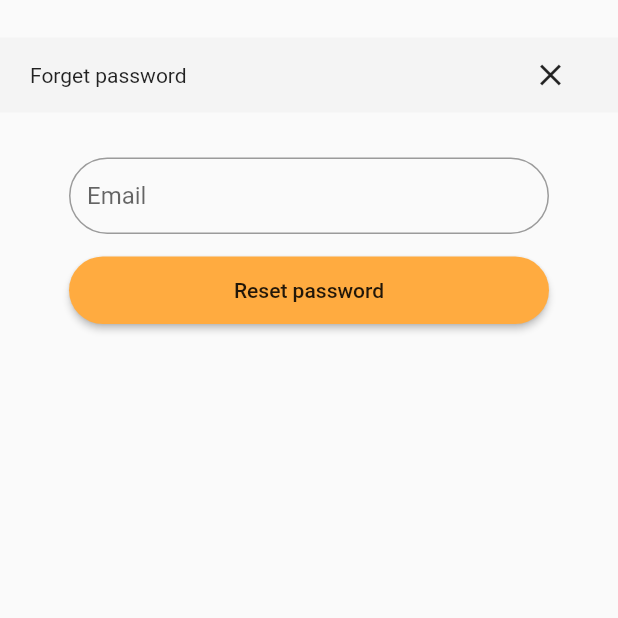
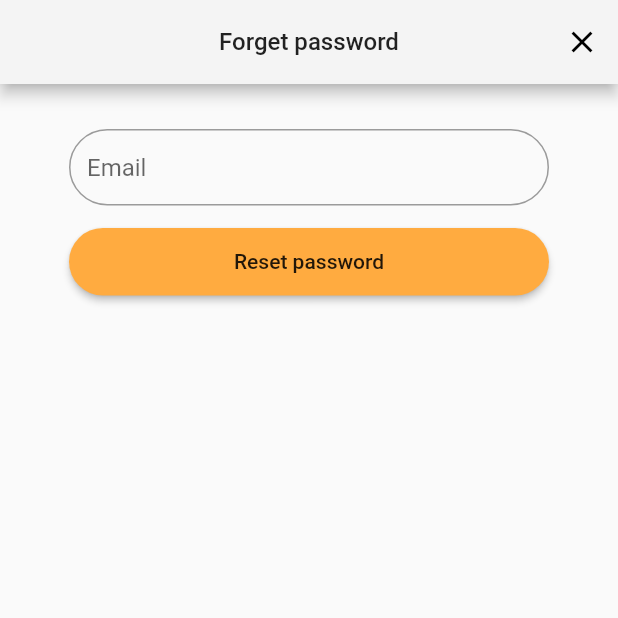
Before and after one commit to tatum40/flutter_winner_Office, a Flutter app: the ForgetPassword screen opened directly, on a phone screen of 412 x 824 dp, the top half of it. Run offline on Flutter 3.47's test engine with Material 2 defaults, Android fonts, the phone set to English and light mode, and no system bars.

Commit message:
updated : appBar

```diff
--- a/lib/forgetPssword.dart
+++ b/lib/forgetPssword.dart
@@ -7,40 +7,30 @@ class ForgetPassword extends StatelessWidget {
   @override
   Widget build(BuildContext context) {
     return Scaffold(
+      appBar: AppBar(
+          backgroundColor: Color(0xfff4f4f4),
+          iconTheme: IconThemeData(
+            color: Colors.black, //change your color here
+          ),
+          title: Text("Forget password",style: TextStyle(fontSize: 16)),
+          centerTitle: true,
+          actions: [
+            // action button
+            IconButton(
+              icon: Icon(Icons.close),
+              onPressed: () => Navigator.pop(context),
+            ),
+          ],
+          leading: Container()
+          // IconButton(
+          //   icon: Image.asset('assets/images/google.png'),
+          //   onPressed: () {},
+          // ),
+          ),
       body: Center(
         child: Column(
           children: <Widget>[
-            Container(
-              margin: EdgeInsets.only(top: 25.0),
-              padding: EdgeInsets.only(left: 20.0, right: 20.0),
-              height: 50,
-              color: Color(0xfff4f4f4),
-              child: Row(
-                mainAxisAlignment: MainAxisAlignment.spaceBetween,
-                children: <Widget>[
-                  Text(
-                    'Forget password',
-                    textAlign: TextAlign.center,
-                  ),
-                  Container(
-                    width: 50,
-                    child: FlatButton(
-                      padding: EdgeInsets.all(0.0),
-                      onPressed: () =>
-                      Navigator.push(
-                          context,
-                          MaterialPageRoute(
-                              builder: (context) =>
-                                  MyHomePage(title: 'Flutter Demo'))),
-                      child: Icon(Icons.close),
-                      shape: RoundedRectangleBorder(
-                        borderRadius: BorderRadius.all(Radius.circular(30.0)),
-                      ),
-                    ),
-                  ),
-                ],
-              ),
-            ),
+
             Container(
               margin: EdgeInsets.only(top: 30.0, bottom: 15.0),
               width: 320,
@@ -61,19 +51,22 @@ class ForgetPassword extends StatelessWidget {
                 onPressed: () => showDialog<String>(
                   context: context,
                   builder: (BuildContext context) => AlertDialog(
-                    content: const Text('A new password has been sent to your email.'),
+                    content: const Text(
+                        'A new password has been sent to your email.'),
                     actions: <Widget>[
                       Center(
                         child: FlatButton(
-                        shape: RoundedRectangleBorder(
-                        borderRadius: BorderRadius.all(Radius.circular(30.0))),
-                        onPressed: () =>
-                        Navigator.push(context, MaterialPageRoute(builder: (context)=> MyHomePage(title: ''))),
-                        child: const Text('OK'),
-                        color: Color(0xffffab40),
-                      ),
+                          shape: RoundedRectangleBorder(
+                              borderRadius:
+                                  BorderRadius.all(Radius.circular(30.0))),
+                          onPressed: () => Navigator.push(
+                              context,
+                              MaterialPageRoute(
+                                  builder: (context) => MyHomePage(title: ''))),
+                          child: const Text('OK'),
+                          color: Color(0xffffab40),
+                        ),
                       )
-
                     ],
                   ),
                 ),
--- a/lib/register.dart
+++ b/lib/register.dart
@@ -24,7 +24,9 @@ class _RegisterState extends State<Register> {
   Widget build(BuildContext context) {
     return Scaffold(
         appBar: AppBar(
-          title: Text('Sign up'),
+          backgroundColor: Color(0xfff4f4f4),
+          title: Text('Sign up',style: TextStyle(fontSize: 16)),
+          centerTitle: true,
         ),
         body: SingleChildScrollView(
           child: Center(
--- a/lib/signupWith.dart
+++ b/lib/signupWith.dart
@@ -269,8 +269,10 @@ class Signupfacebook extends StatelessWidget {
   Widget build(BuildContext context) {
     return Scaffold(
       appBar: AppBar(
-        title: Text('Sign up'),
-      ),
+          backgroundColor: Color(0xfff4f4f4),
+          title: Text('Sign up',style: TextStyle(fontSize: 16)),
+          centerTitle: true,
+        ),
       body: Center(
         child: Column(
           children: <Widget>[
```
